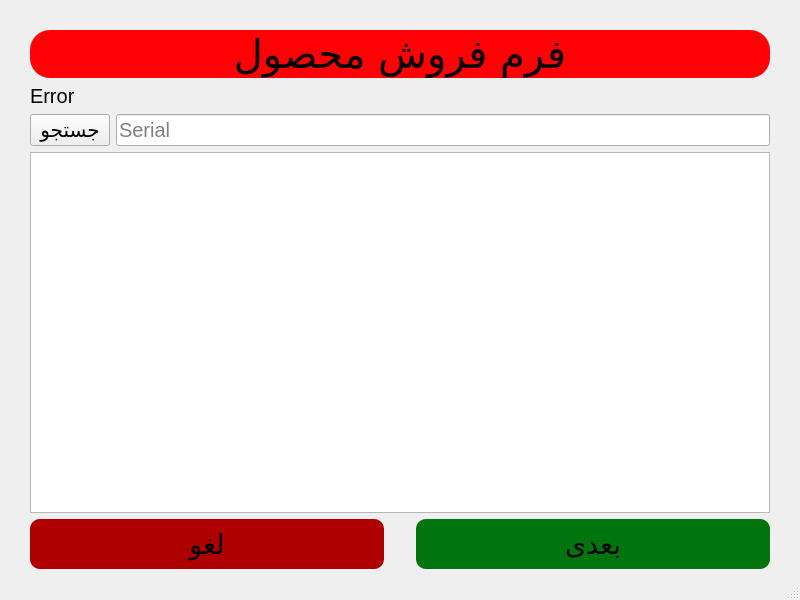
The window that Resources/SellProductSerialCheck.ui (Danial-Movahed/123PhoneDB) describes before a commit, drawn with Qt 5.
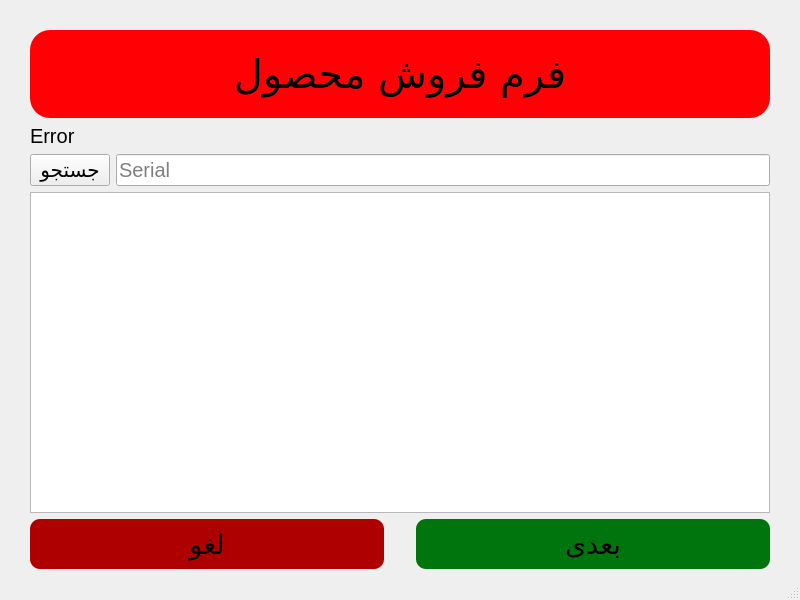
The same window after the commit.

```diff
--- a/Resources/SellProductSerialCheck.ui
+++ b/Resources/SellProductSerialCheck.ui
@@ -37,7 +37,8 @@
       </property>
       <property name="styleSheet">
        <string notr="true">background-color: rgb(255, 0, 4);
-border-radius: 20px;</string>
+border-radius: 20px;
+padding: 20px;</string>
       </property>
       <property name="text">
        <string>فرم فروش محصول</string>
@@ -46,7 +47,7 @@
        <set>Qt::AlignCenter</set>
       </property>
       <property name="margin">
-       <number>17</number>
+       <number>0</number>
       </property>
      </widget>
     </item>
```
